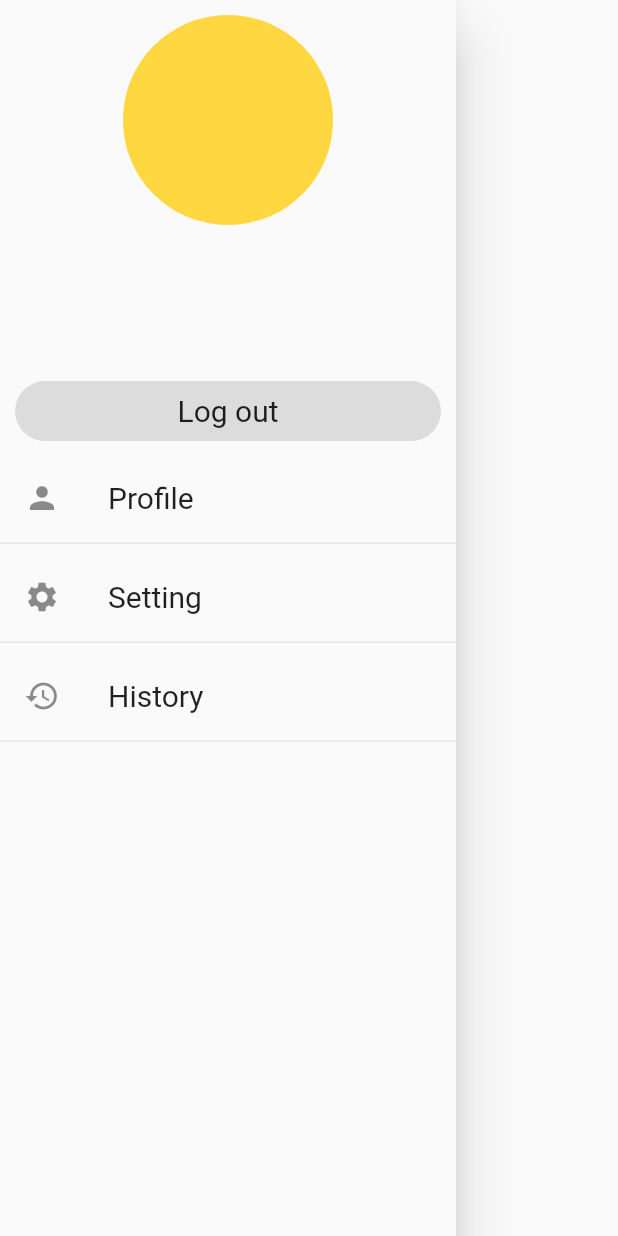
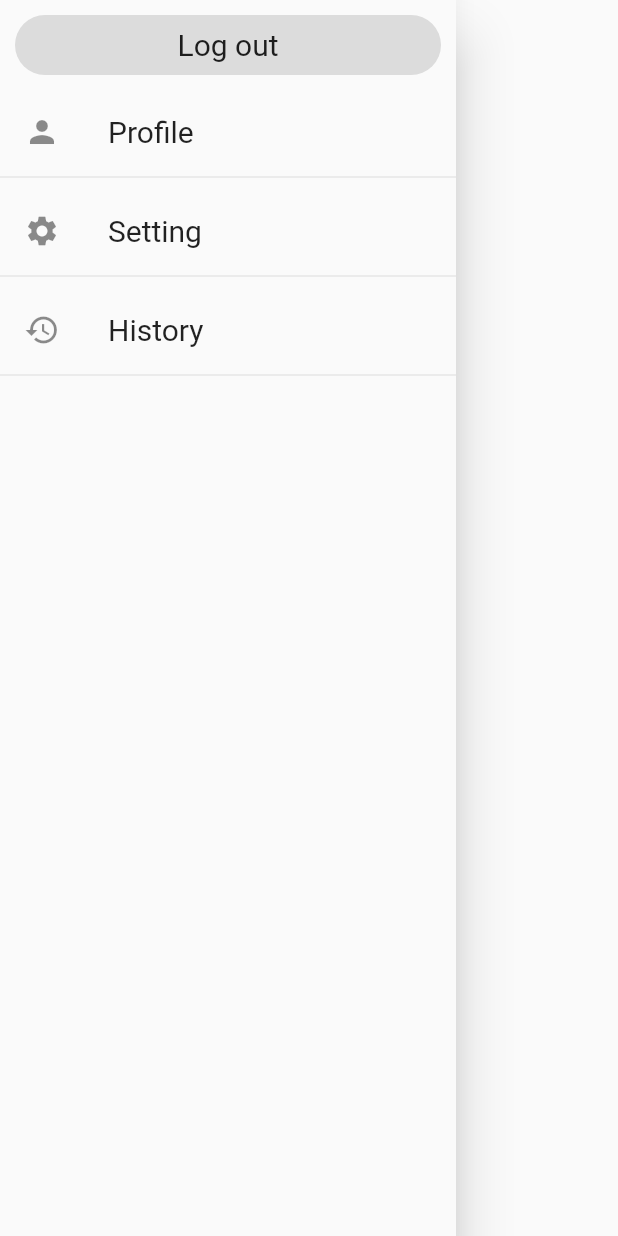
Before and after one commit to A1QKT/Hackatrix, a Flutter app: the DrawerSheet widget shown alone on an empty page, opened directly, on a phone screen of 412 x 824 dp. Run offline on Flutter 3.47's test engine with Material 2 defaults, Android fonts, the phone set to English and light mode, and no system bars; our stand-ins replace cloud_firestore, firebase_auth, firebase_core, firebase_storage, image_picker; missing offline and left inert: cloud_firestore_web, firebase_analytics_web, firebase_auth_web, firebase_core_web, firebase_storage_web; accounts and stored records are empty; network calls fail.

Commit message:
Fix bugs

```diff
--- a/local_assistance/lib/screens/drawer.dart
+++ b/local_assistance/lib/screens/drawer.dart
@@ -19,46 +19,46 @@ class DrawerSheet extends StatelessWidget {
           child: Column(
             crossAxisAlignment: CrossAxisAlignment.center,
             children: [
-              Container(
-                margin: EdgeInsets.all(10),
-                child: FutureBuilder(
-                    future: FirebaseStorage.instance
-                        .ref('user_image/' +
-                            FirebaseAuth.instance.currentUser.uid +
-                            '.jpg')
-                        .getDownloadURL(),
-                    builder: (context, snapshot) {
-                      return CircleAvatar(
-                        radius: size.width * 0.17,
-                        backgroundColor: Colors.amberAccent,
-                        backgroundImage: snapshot.data != null
-                            ? NetworkImage(snapshot.data)
-                            : null,
-                      );
-                    }),
-              ),
-              SizedBox(height: 15),
-              FutureBuilder(
-                  future: FirebaseFirestore.instance
-                      .collection(auth.getStatusString())
-                      .doc(FirebaseAuth.instance.currentUser.uid)
-                      .get(),
-                  builder: (context,
-                      AsyncSnapshot<DocumentSnapshot<Map<String, dynamic>>>
-                          snapshot) {
-                    if (snapshot.connectionState == ConnectionState.waiting) {
-                      return Text('Loading...');
-                    }
-                    return Text(
-                      snapshot.data.data()['fullname'],
-                      style: TextStyle(
-                        fontSize: 20,
-                      ),
-                    );
-                  }),
-              SizedBox(height: 15),
-              Text(FirebaseAuth.instance.currentUser.email),
-              SizedBox(height: 15),
+              // Container(
+              //   margin: EdgeInsets.all(10),
+              //   child: FutureBuilder(
+              //       future: FirebaseStorage.instance
+              //           .ref('user_image/' +
+              //               FirebaseAuth.instance.currentUser.uid +
+              //               '.jpg')
+              //           .getDownloadURL(),
+              //       builder: (context, snapshot) {
+              //         return CircleAvatar(
+              //           radius: size.width * 0.17,
+              //           backgroundColor: Colors.amberAccent,
+              //           backgroundImage: snapshot.data != null
+              //               ? NetworkImage(snapshot.data)
+              //               : null,
+              //         );
+              //       }),
+              // ),
+              // SizedBox(height: 15),
+              // FutureBuilder(
+              //     future: FirebaseFirestore.instance
+              //         .collection(auth.getStatusString())
+              //         .doc(FirebaseAuth.instance.currentUser.uid)
+              //         .get(),
+              //     builder: (context,
+              //         AsyncSnapshot<DocumentSnapshot<Map<String, dynamic>>>
+              //             snapshot) {
+              //       if (snapshot.connectionState == ConnectionState.waiting) {
+              //         return Text('Loading...');
+              //       }
+              //       return Text(
+              //         snapshot.data.data()['fullname'],
+              //         style: TextStyle(
+              //           fontSize: 20,
+              //         ),
+              //       );
+              //     }),
+              // SizedBox(height: 15),
+              // Text(FirebaseAuth.instance.currentUser.email),
+              // SizedBox(height: 15),
               Container(
                 alignment: Alignment.center,
                 margin: EdgeInsets.symmetric(horizontal: 10, vertical: 10),
```
